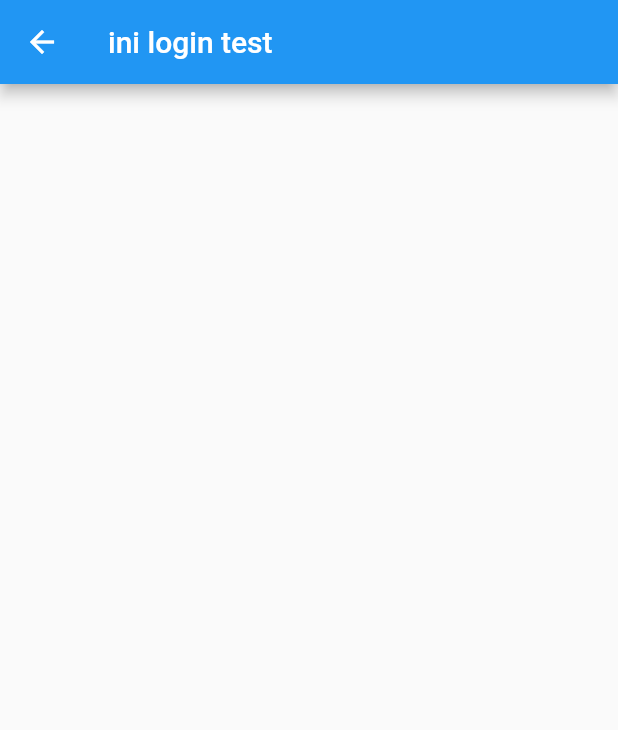
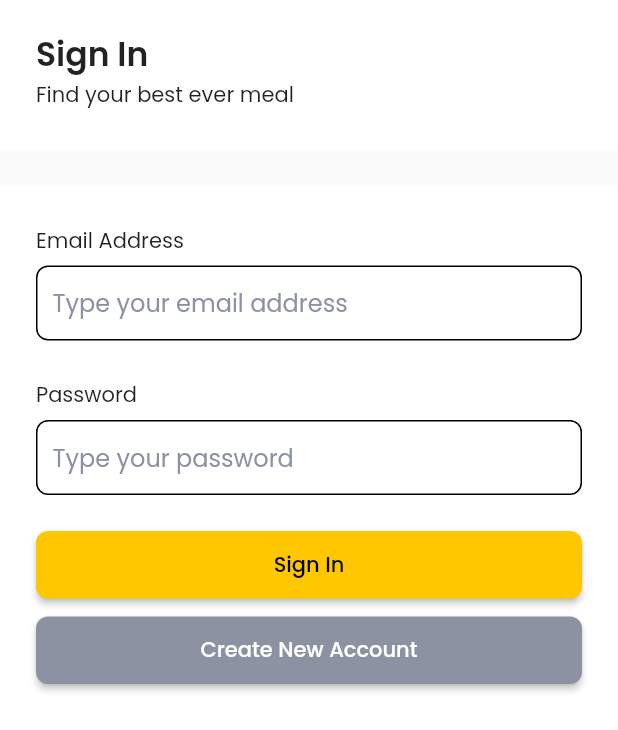
Before and after one commit to EkoBudi14/market_food_real, a Flutter app: the LoginPage screen opened directly, on a phone screen of 412 x 824 dp. Shown: the top 730 px of the screen. Run offline on Flutter 3.47's test engine with Material 2 defaults, Android fonts, the phone set to English and light mode, and no system bars; our stand-ins replace bloc, dio, google_fonts, supercharged.

Commit message:
update_ui_sign_in

```diff
--- a/lib/main.dart
+++ b/lib/main.dart
@@ -1,5 +1,6 @@
 import 'package:flutter/material.dart';
 import 'package:market_food/presentation/pages/home/main_page.dart';
+import 'package:market_food/presentation/pages/login_page.dart';
 
 void main() {
   runApp(const MyApp());
@@ -11,7 +12,7 @@ class MyApp extends StatelessWidget {
   @override
   Widget build(BuildContext context) {
     return const MaterialApp(
-      home: MainPage(),
+      home: LoginPage(),
       // onGenerateRoute: (RouteSettings settings) {},
     );
   }
--- a/lib/presentation/pages/login_page.dart
+++ b/lib/presentation/pages/login_page.dart
@@ -1,18 +1,172 @@
 import 'package:flutter/material.dart';
 import 'package:flutter/src/widgets/framework.dart';
 import 'package:flutter/src/widgets/placeholder.dart';
+import 'package:market_food/styles/styles.dart';
 
 class LoginPage extends StatelessWidget {
   const LoginPage({super.key});
 
   @override
   Widget build(BuildContext context) {
+    TextEditingController emailController = TextEditingController();
+    TextEditingController passwordController = TextEditingController();
+    bool isLoading = true;
+
     return Scaffold(
+      resizeToAvoidBottomInset: true,
       appBar: AppBar(
-        title: Text("ini login test"),
+        elevation: 0,
+        backgroundColor: Colors.white,
+        toolbarHeight: 100,
+        flexibleSpace: SafeArea(
+          child: Container(
+            margin: const EdgeInsets.symmetric(
+              horizontal: defaultMargin,
+              vertical: 20,
+            ),
+            child: Column(
+              crossAxisAlignment: CrossAxisAlignment.start,
+              children: [
+                Text(
+                  "Sign In",
+                  style: defaultFontText.copyWith(
+                    fontSize: 22,
+                    fontWeight: FontWeight.w600,
+                  ),
+                ),
+                Text(
+                  "Find your best ever meal",
+                  style: defaultFontText.copyWith(),
+                )
+              ],
+            ),
+          ),
+        ),
       ),
-      body: Column(
-        children: [],
+      body: Container(
+        height: MediaQuery.of(context).size.height,
+        margin: const EdgeInsets.symmetric(
+          vertical: defaultMargin,
+        ),
+        child: Container(
+          width: MediaQuery.of(context).size.width,
+          color: Colors.white,
+          child: Column(
+            crossAxisAlignment: CrossAxisAlignment.start,
+            children: [
+              Container(
+                margin: const EdgeInsets.fromLTRB(
+                  defaultMargin,
+                  26,
+                  defaultMargin,
+                  6,
+                ),
+                child: Text(
+                  "Email Address",
+                  style: defaultFontText,
+                ),
+              ),
+              Container(
+                width: double.infinity,
+                margin: EdgeInsets.symmetric(horizontal: defaultMargin),
+                decoration: BoxDecoration(
+                  borderRadius: BorderRadius.circular(8),
+                  border: Border.all(color: Colors.black),
+                ),
+                padding: EdgeInsets.symmetric(horizontal: 10),
+                child: TextField(
+                  controller: emailController,
+                  decoration: InputDecoration(
+                    hintText: "Type your email address",
+                    hintStyle: greyFontText,
+                    border: InputBorder.none,
+                  ),
+                ),
+              ),
+              Container(
+                margin: const EdgeInsets.fromLTRB(
+                  defaultMargin,
+                  26,
+                  defaultMargin,
+                  6,
+                ),
+                child: Text(
+                  "Password",
+                  style: defaultFontText,
+                ),
+              ),
+              Container(
+                width: double.infinity,
+                margin: EdgeInsets.symmetric(horizontal: defaultMargin),
+                decoration: BoxDecoration(
+                  borderRadius: BorderRadius.circular(8),
+                  border: Border.all(color: Colors.black),
+                ),
+                padding: EdgeInsets.symmetric(horizontal: 10),
+                child: TextField(
+                  controller: emailController,
+                  decoration: InputDecoration(
+                    hintText: "Type your password",
+                    hintStyle: greyFontText,
+                    border: InputBorder.none,
+                  ),
+                ),
+              ),
+              Center(
+                child: Container(
+                  width: double.infinity,
+                  height: 45,
+                  margin: const EdgeInsets.only(
+                    top: defaultMargin,
+                    left: defaultMargin,
+                    right: defaultMargin,
+                  ),
+                  child: ElevatedButton(
+                    style: ElevatedButton.styleFrom(
+                      backgroundColor: mainColor,
+                      shape: RoundedRectangleBorder(
+                        borderRadius: BorderRadius.circular(8),
+                      ),
+                    ),
+                    onPressed: () {},
+                    child: Text(
+                      "Sign In",
+                      style: defaultFontText.copyWith(
+                        color: Colors.black,
+                      ),
+                    ),
+                  ),
+                ),
+              ),
+              Center(
+                child: Container(
+                  width: double.infinity,
+                  height: 45,
+                  margin: const EdgeInsets.only(
+                    top: 12,
+                    left: defaultMargin,
+                    right: defaultMargin,
+                  ),
+                  child: ElevatedButton(
+                    style: ElevatedButton.styleFrom(
+                      backgroundColor: greyColor,
+                      shape: RoundedRectangleBorder(
+                        borderRadius: BorderRadius.circular(8),
+                      ),
+                    ),
+                    onPressed: () {},
+                    child: Text(
+                      "Create New Account",
+                      style: defaultFontText.copyWith(
+                        color: Colors.white,
+                      ),
+                    ),
+                  ),
+                ),
+              ),
+            ],
+          ),
+        ),
       ),
     );
   }
--- /dev/null
+++ b/lib/styles/styles.dart
@@ -0,0 +1,14 @@
+import 'package:flutter/material.dart';
+import 'package:google_fonts/google_fonts.dart';
+import 'package:supercharged/supercharged.dart';
+
+// MARGIN OR PADDING
+const double defaultMargin = 24;
+
+// COLOR
+Color greyColor = "8D92A3".toColor();
+Color mainColor = "FFC700".toColor();
+
+// TEXTSTYLE
+TextStyle defaultFontText = GoogleFonts.poppins();
+TextStyle greyFontText = GoogleFonts.poppins().copyWith(color: greyColor);
--- a/pubspec.yaml
+++ b/pubspec.yaml
@@ -33,7 +33,9 @@ dependencies:
   dio: ^5.1.1
   flutter:
     sdk: flutter
+  google_fonts: ^4.0.4
   http: ^0.13.5
+  supercharged: ^2.1.1
 
 dev_dependencies:
   flutter_lints: ^2.0.0
@@ -49,8 +51,8 @@ flutter:
   # the material Icons class.
   uses-material-design: true
   # To add assets to your application, add an assets section, like this:
-  # assets:
-  #   - images/a_dot_burr.jpeg
+  assets:
+    - assets/
   #   - images/a_dot_ham.jpeg
   # An image asset can refer to one or more resolution-specific "variants", see
   # https://flutter.dev/assets-and-images/#resolution-aware
```
Also changed, not shown: pubspec.lock, 1 other file.
